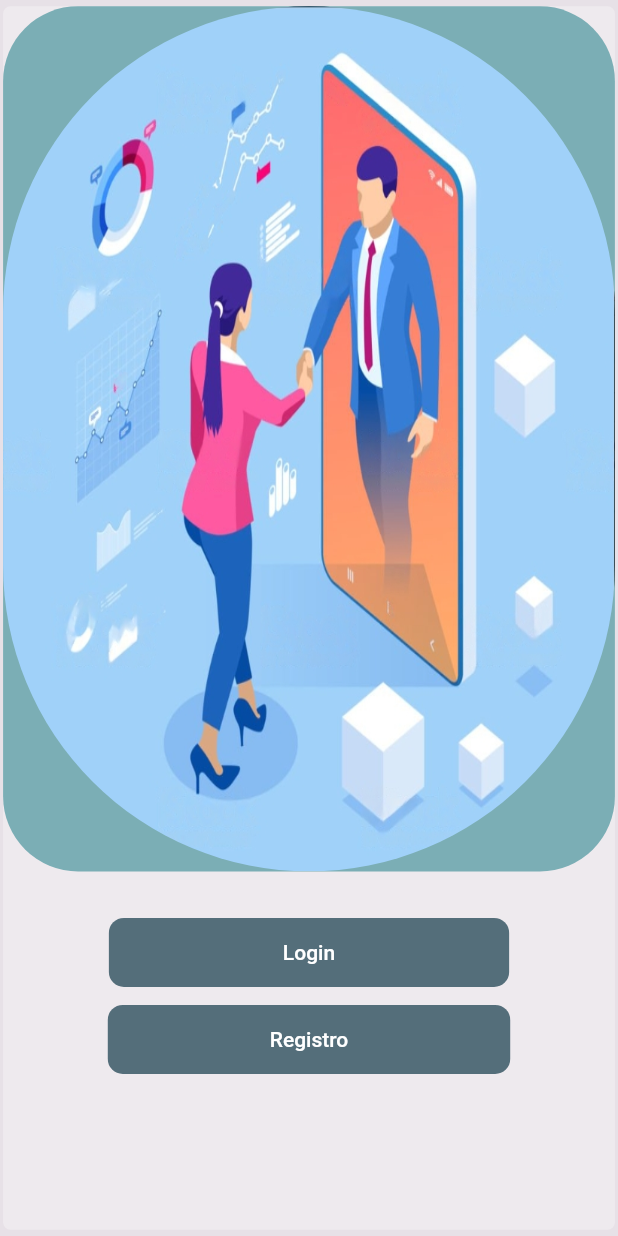
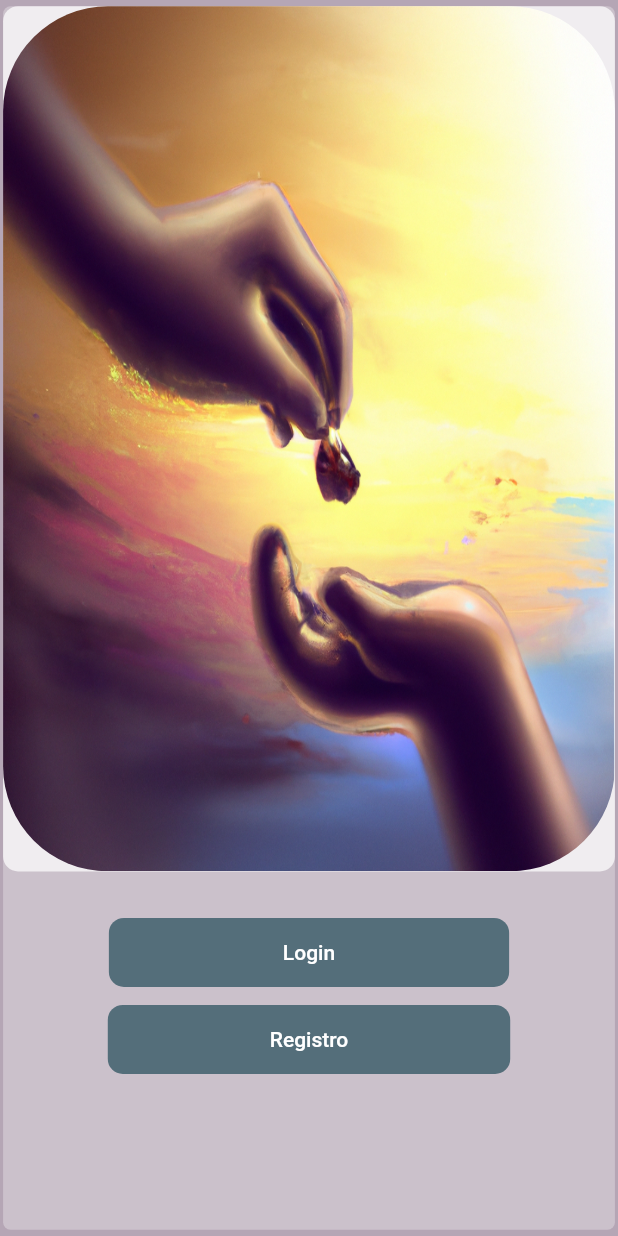
Before and after one commit to Alejandro-Junquera/GoSwapp, a Flutter app: the screen it shows after launch, on a phone screen of 412 x 824 dp. Run offline on Flutter 3.47's test engine with Material 2 defaults, Android fonts, the light colour scheme and no system bars.

Commit message:
Imagen nueva

```diff
--- a/lib/screens/inicio.dart
+++ b/lib/screens/inicio.dart
@@ -6,7 +6,7 @@ class InicioScreen extends StatelessWidget {
   @override
   Widget build(BuildContext context) {
     return Container(
-      color: Color.fromARGB(255, 231, 225, 231),
+      color: Color.fromARGB(255, 181, 166, 181),
       child: FractionallySizedBox(
         widthFactor: 0.99,
         heightFactor: 0.99,
@@ -20,14 +20,14 @@ class InicioScreen extends StatelessWidget {
               width: MediaQuery.of(context).size.width,
               height: MediaQuery.of(context).size.height * 0.70,
               decoration: BoxDecoration(
-                color: Color.fromARGB(255, 123, 174, 181),
-                borderRadius: BorderRadius.circular(50),
+                color: Colors.white70,
+                borderRadius: BorderRadius.circular(10),
               ),
               child: ClipRRect(
-                borderRadius: BorderRadius.circular(300),
+                borderRadius: BorderRadius.circular(70),
                 child: Image(
                     fit: BoxFit.fill,
-                    image: AssetImage("assets/images/trueque.png")),
+                    image: AssetImage("assets/images/trueque2.png")),
               ),
             ),
             SizedBox(height: 30),
--- a/pubspec.yaml
+++ b/pubspec.yaml
@@ -62,7 +62,7 @@ flutter:
 
   # To add assets to your application, add an assets section, like this:
   assets:
-    - assets/images/trueque.png
+    - assets/images/
 
   # An image asset can refer to one or more resolution-specific "variants", see
   # https://flutter.dev/assets-and-images/#resolution-aware
```
Also changed, not shown: assets/images/trueque2.png (added).
